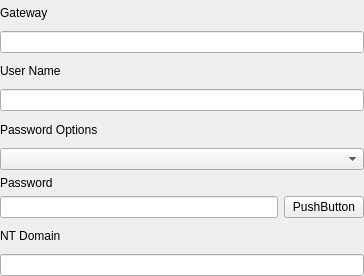
Old version of the form plugins/network/src/plugin/setting-widget/vpn/vpn-widget.ui in the repository openeuler-mirror/kiran-control-panel.
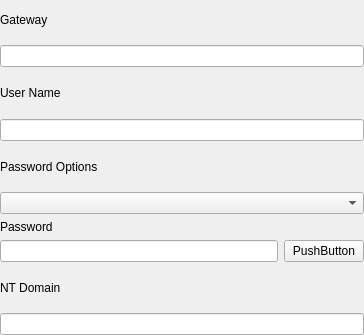
New version of the form. Custom widgets are drawn as their Qt base class.

Diff of the .ui file:
```diff
--- a/plugins/network/src/plugin/setting-widget/vpn/vpn-widget.ui
+++ b/plugins/network/src/plugin/setting-widget/vpn/vpn-widget.ui
@@ -7,7 +7,7 @@
     <x>0</x>
     <y>0</y>
     <width>364</width>
-    <height>276</height>
+    <height>335</height>
    </rect>
   </property>
   <property name="windowTitle">
```
Left out of the diff: 6 changed lines with no effect on the pictures.
